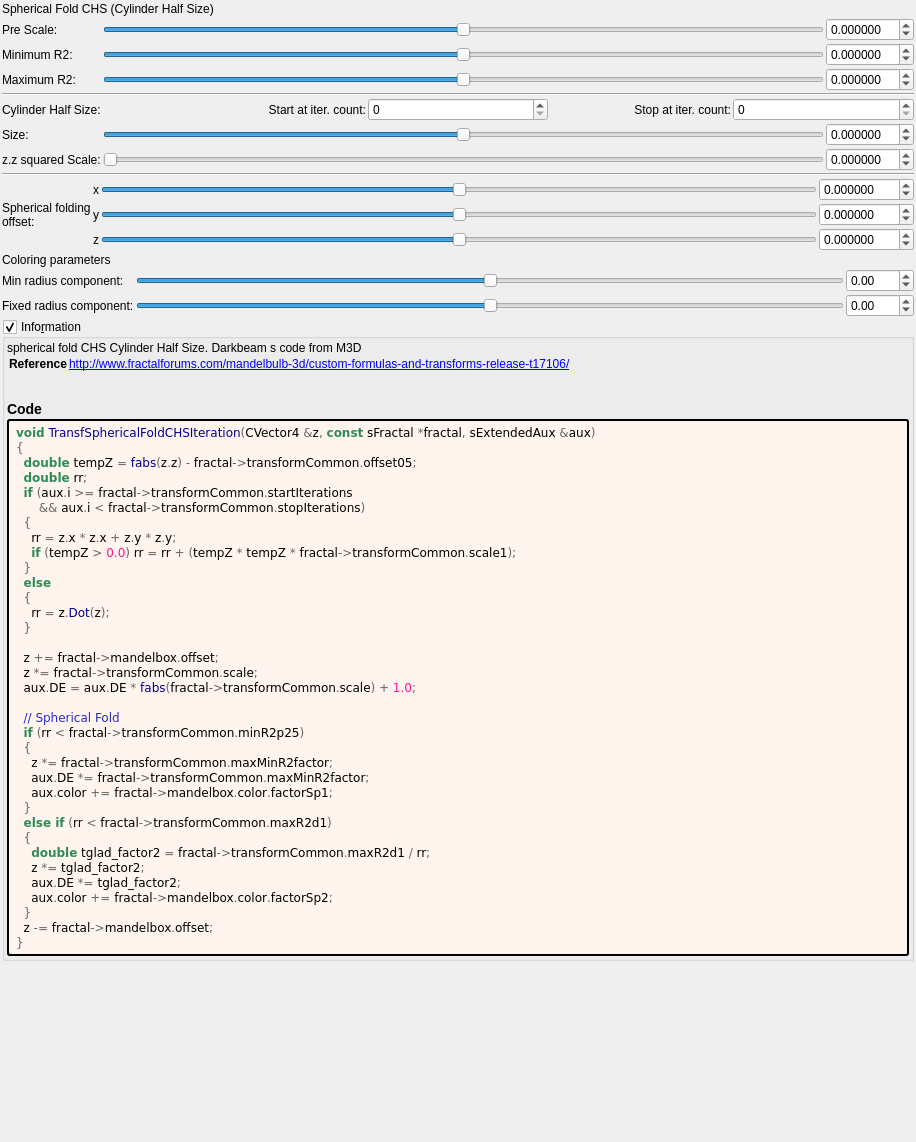
This is mandelbulber2/formula/ui/fractal_transf_spherical_fold_chs.ui in buddhi1980/mandelbulber2 as Qt 5 draws it before an edit. The edited form follows.
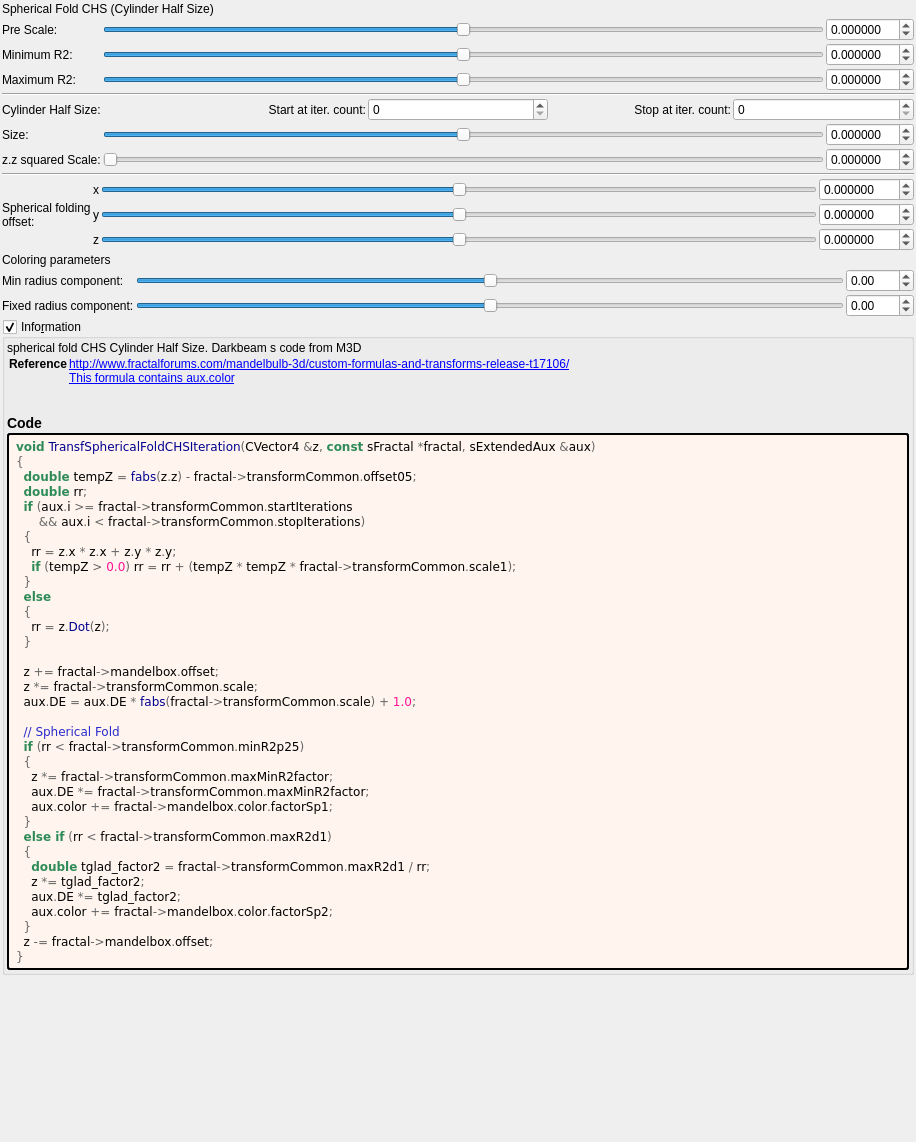
This is the edited form. Custom widgets are drawn as their Qt base class.

Patch:
```diff
--- a/mandelbulber2/formula/ui/fractal_transf_spherical_fold_chs.ui
+++ b/mandelbulber2/formula/ui/fractal_transf_spherical_fold_chs.ui
@@ -790,6 +790,7 @@
         <property name="text">
          <string notr="true">&lt;p&gt;spherical fold CHS Cylinder Half Size. Darkbeam s code from M3D&lt;/p&gt;&lt;table&gt;
 &lt;tr&gt;&lt;th&gt;Reference&lt;/th&gt;&lt;td&gt;&lt;a href=&quot;http://www.fractalforums.com/mandelbulb-3d/custom-formulas-and-transforms-release-t17106/&quot;&gt;http://www.fractalforums.com/mandelbulb-3d/custom-formulas-and-transforms-release-t17106/&lt;br&gt;
+&lt;a href=&quot;This formula contains aux.color&quot;&gt;This formula contains aux.color&lt;br&gt;
 &lt;/td&gt;&lt;/tr&gt;
 &lt;/table&gt;
 &lt;h3&gt;Code&lt;/h3&gt;</string>
```
Left out of the diff: 8 changed lines with no effect on the pictures. Lines whose indentation alone changed are shown as unchanged.
